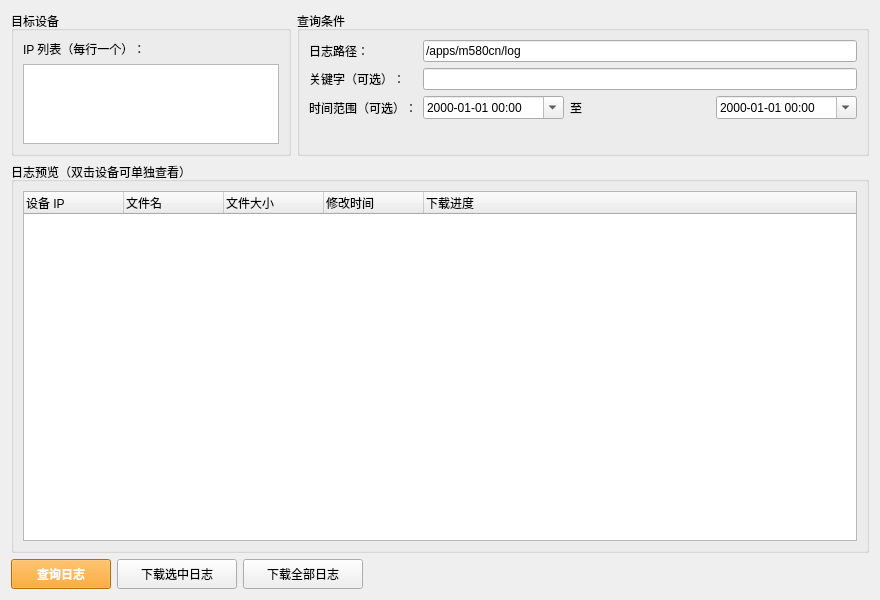
Old version of the form tab_logquery.ui in the repository turnarond/QtDeployMaster.
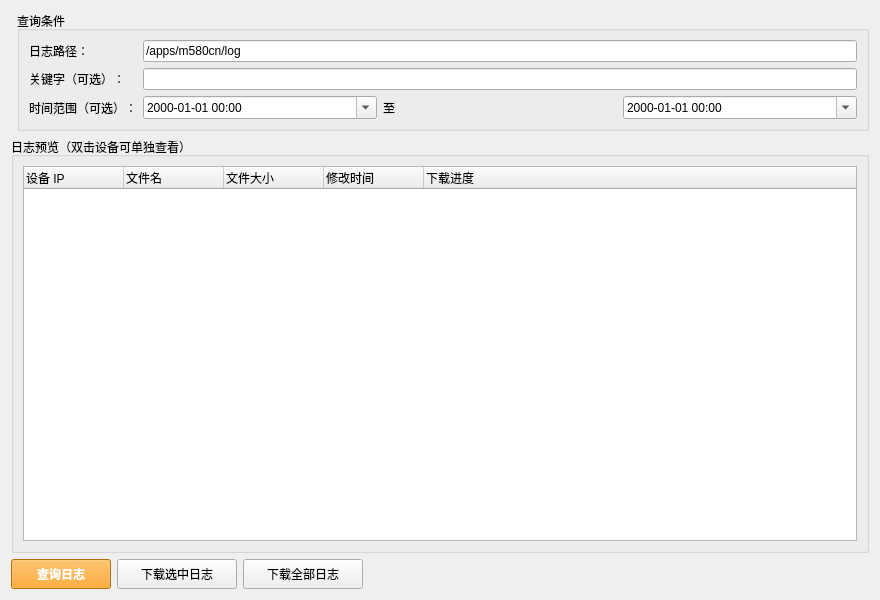
New version of the form.

What changed in the file:
```diff
--- a/tab_logquery.ui
+++ b/tab_logquery.ui
@@ -11,59 +11,6 @@
    </rect>
   </property>
   <layout class="QGridLayout" name="gridLayout">
-   <item row="0" column="0">
-    <widget class="QGroupBox" name="groupBox_targets">
-     <property name="title">
-      <string>目标设备</string>
-     </property>
-     <layout class="QVBoxLayout" name="verticalLayout_targets">
-      <item>
-       <widget class="QLabel" name="label_ipListHint">
-        <property name="text">
-         <string>IP 列表（每行一个）：</string>
-        </property>
-       </widget>
-      </item>
-      <item>
-       <widget class="QTextEdit" name="txt_logIPList">
-        <property name="sizePolicy">
-         <sizepolicy hsizetype="Preferred" vsizetype="Preferred">
-          <horstretch>0</horstretch>
-          <verstretch>0</verstretch>
-         </sizepolicy>
-        </property>
-        <property name="maximumSize">
-         <size>
-          <width>16777215</width>
-          <height>80</height>
-         </size>
-        </property>
-        <property name="font">
-         <font>
-          <family>Microsoft YaHei</family>
-         </font>
-        </property>
-        <property name="lineWrapMode">
-         <enum>QTextEdit::LineWrapMode::NoWrap</enum>
-        </property>
-        <property name="html">
-         <string>&lt;!DOCTYPE HTML PUBLIC &quot;-//W3C//DTD HTML 4.0//EN&quot; &quot;http://www.w3.org/TR/REC-html40/strict.dtd&quot;&gt;
-&lt;html&gt;&lt;head&gt;&lt;meta name=&quot;qrichtext&quot; content=&quot;1&quot; /&gt;&lt;meta charset=&quot;utf-8&quot; /&gt;&lt;style type=&quot;text/css&quot;&gt;
-p, li { white-space: pre-wrap; }
-hr { height: 1px; border-width: 0; }
-li.unchecked::marker { content: &quot;\2610&quot;; }
-li.checked::marker { content: &quot;\2612&quot;; }
-&lt;/style&gt;&lt;/head&gt;&lt;body style=&quot; font-family:'Microsoft YaHei'; font-size:9pt; font-weight:400; font-style:normal;&quot;&gt;
-&lt;p style=&quot;-qt-paragraph-type:empty; margin-top:0px; margin-bottom:0px; margin-left:0px; margin-right:0px; -qt-block-indent:0; text-indent:0px;&quot;&gt;&lt;br /&gt;&lt;/p&gt;&lt;/body&gt;&lt;/html&gt;</string>
-        </property>
-        <property name="plainText">
-         <string/>
-        </property>
-       </widget>
-      </item>
-     </layout>
-    </widget>
-   </item>
    <item row="0" column="1">
     <widget class="QGroupBox" name="groupBox_filters">
      <property name="title">
@@ -92,7 +39,11 @@
        </widget>
       </item>
       <item row="1" column="1">
-       <widget class="QLineEdit" name="txt_keyword"/>
+       <widget class="QLineEdit" name="txt_keyword">
+        <property name="readOnly">
+         <bool>true</bool>
+        </property>
+       </widget>
       </item>
       <item row="2" column="0">
        <widget class="QLabel" name="label_timeRange">
```
Left out of the diff: 1 changed line with no effect on the pictures.
